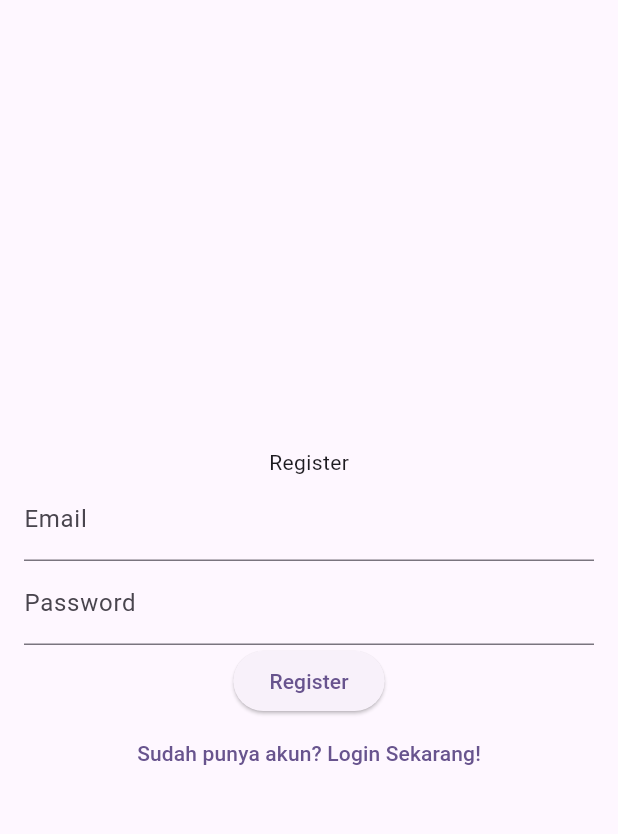
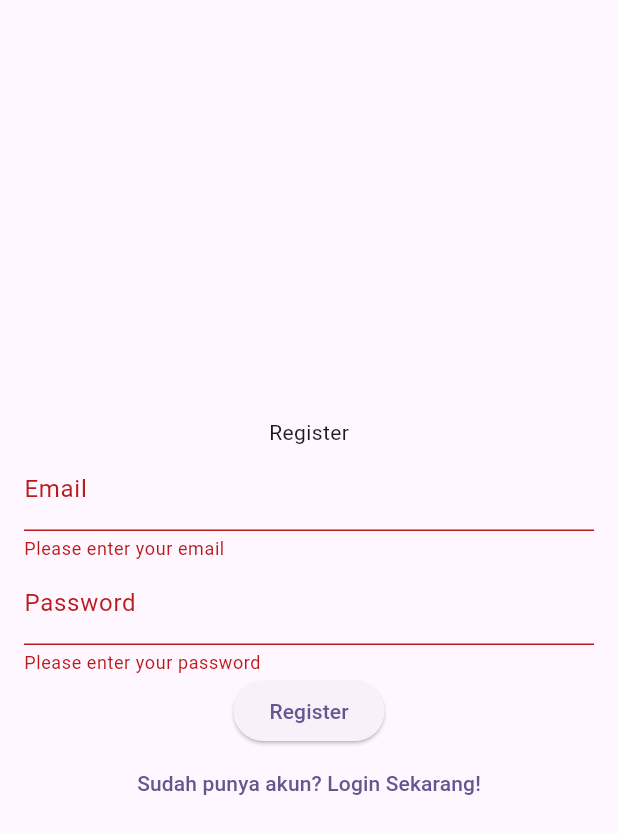
Before and after one commit to Alan21103/pertemuan_4, a Flutter app: the RegisterPage screen opened directly, after a tap on "Register", on a phone screen of 412 x 824 dp. Shown: the top 834 px of the screen. Run offline on Flutter 3.47's test engine with Material 3 defaults, Android fonts, the phone set to English and light mode, and no system bars.

Commit message:
Ganti logika tombol register untuk kembali ke halaman login setelah validasi

```diff
--- a/lib/presentation/registerpage.dart
+++ b/lib/presentation/registerpage.dart
@@ -1,4 +1,6 @@
 import 'package:flutter/material.dart';
+import 'package:pertemuan_4/presentation/loginpage.dart';
+
 
 class RegisterPage extends StatefulWidget {
   const RegisterPage({super.key});
@@ -10,21 +12,24 @@ class RegisterPage extends StatefulWidget {
 class _RegisterPageState extends State<RegisterPage> {
   final TextEditingController emailController = TextEditingController();
   final TextEditingController passwordController = TextEditingController();
+  final _formKey = GlobalKey<FormState>();
 
   @override
   void initState() {
     super.initState();
   }
+
   @override
   Widget build(BuildContext context) {
     return Scaffold(
       body: Form(
+        key: _formKey,
         child: Padding(
           padding: const EdgeInsets.all(16.0),
           child: Column(
             mainAxisAlignment: MainAxisAlignment.center,
             children: [
-              Text('Register'),
+              const Text('Register'),
               TextFormField(
                 controller: emailController,
                 decoration: const InputDecoration(labelText: 'Email'),
@@ -47,19 +52,27 @@ class _RegisterPageState extends State<RegisterPage> {
                 },
               ),
               ElevatedButton(
-                onPressed: () {},
-                child: Text('Register'),
+                onPressed: () {
+                  if (_formKey.currentState!.validate()) {
+                    Navigator.pop(
+                      context,
+                      MaterialPageRoute(
+                        builder: (context) => const LoginPage(),
+                      ),
+                    );
+                  }
+                },
+                child: const Text('Register'),
               ),
               TextButton(
                 onPressed: () {
-                  Navigator.pushNamed(context, '/login');
-                  // Navigator.pop(context);
-                  // Navigator.push(
-                  //   context,
-                  //   MaterialPageRoute(builder: (context) => const LoginPage()),
-                  // );
+                  Navigator.pop(context);
+                  Navigator.push(
+                    context,
+                    MaterialPageRoute(builder: (context) => const LoginPage()),
+                  );
                 },
-                child: Text('Sudah punya akun? Login Sekarang!'),
+                child: const Text('Sudah punya akun? Login Sekarang!'),
               ),
             ],
           ),
```
